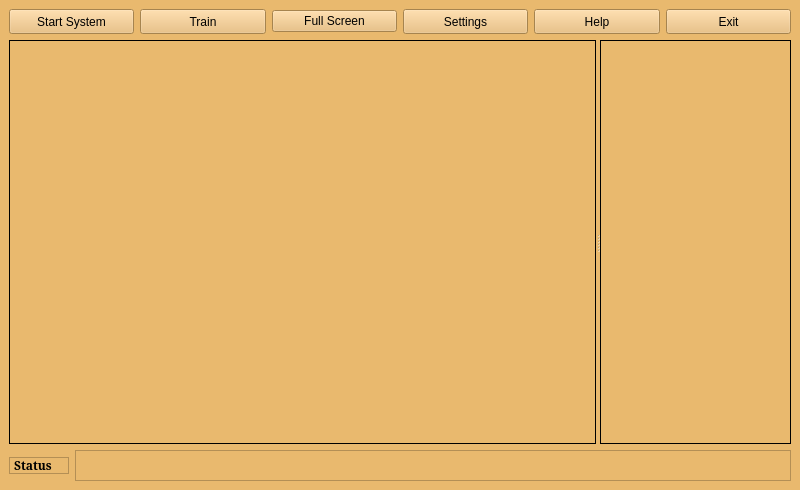
Qt form mainWindow.ui (ahmadabdulnasir/attendance) before a commit.
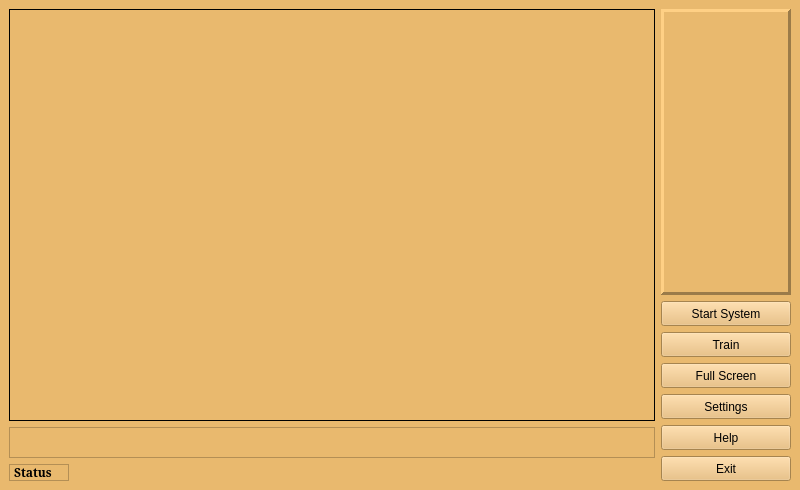
The same form after that commit.

What changed in the file:
```diff
--- a/mainWindow.ui
+++ b/mainWindow.ui
@@ -52,14 +52,174 @@
    <enum>QTabWidget::Rounded</enum>
   </property>
   <widget class="QWidget" name="centralwidget">
-   <layout class="QVBoxLayout" name="verticalLayout">
-    <item>
-     <layout class="QHBoxLayout" name="horizontalLayout">
+   <layout class="QGridLayout" name="gridLayout">
+    <item row="0" column="0">
+     <layout class="QVBoxLayout" name="verticalLayout_2">
+      <item>
+       <widget class="QLabel" name="mainFrame">
+        <property name="sizePolicy">
+         <sizepolicy hsizetype="MinimumExpanding" vsizetype="Preferred">
+          <horstretch>0</horstretch>
+          <verstretch>0</verstretch>
+         </sizepolicy>
+        </property>
+        <property name="minimumSize">
+         <size>
+          <width>400</width>
+          <height>0</height>
+         </size>
+        </property>
+        <property name="whatsThis">
+         <string>Video Playing Frame</string>
+        </property>
+        <property name="autoFillBackground">
+         <bool>false</bool>
+        </property>
+        <property name="frameShape">
+         <enum>QFrame::Box</enum>
+        </property>
+        <property name="frameShadow">
+         <enum>QFrame::Plain</enum>
+        </property>
+        <property name="text">
+         <string/>
+        </property>
+        <property name="scaledContents">
+         <bool>true</bool>
+        </property>
+       </widget>
+      </item>
+      <item>
+       <widget class="QTextBrowser" name="statusBox">
+        <property name="sizePolicy">
+         <sizepolicy hsizetype="Expanding" vsizetype="Fixed">
+          <horstretch>0</horstretch>
+          <verstretch>0</verstretch>
+         </sizepolicy>
+        </property>
+        <property name="minimumSize">
+         <size>
+          <width>0</width>
+          <height>31</height>
+         </size>
+        </property>
+        <property name="maximumSize">
+         <size>
+          <width>16777215</width>
+          <height>31</height>
+         </size>
+        </property>
+        <property name="font">
+         <font>
+          <weight>75</weight>
+          <bold>true</bold>
+         </font>
+        </property>
+        <property name="html">
+         <string>&lt;!DOCTYPE HTML PUBLIC &quot;-//W3C//DTD HTML 4.0//EN&quot; &quot;http://www.w3.org/TR/REC-html40/strict.dtd&quot;&gt;
+&lt;html&gt;&lt;head&gt;&lt;meta name=&quot;qrichtext&quot; content=&quot;1&quot; /&gt;&lt;style type=&quot;text/css&quot;&gt;
+p, li { white-space: pre-wrap; }
+&lt;/style&gt;&lt;/head&gt;&lt;body style=&quot; font-family:'Ubuntu'; font-size:11pt; font-weight:600; font-style:normal;&quot;&gt;
+&lt;p style=&quot;-qt-paragraph-type:empty; margin-top:0px; margin-bottom:0px; margin-left:0px; margin-right:0px; -qt-block-indent:0; text-indent:0px; font-weight:400;&quot;&gt;&lt;br /&gt;&lt;/p&gt;&lt;/body&gt;&lt;/html&gt;</string>
+        </property>
+       </widget>
+      </item>
+      <item>
+       <widget class="QLabel" name="statusLabel">
+        <property name="sizePolicy">
+         <sizepolicy hsizetype="Fixed" vsizetype="Fixed">
+          <horstretch>0</horstretch>
+          <verstretch>0</verstretch>
+         </sizepolicy>
+        </property>
+        <property name="minimumSize">
+         <size>
+          <width>60</width>
+          <height>17</height>
+         </size>
+        </property>
+        <property name="maximumSize">
+         <size>
+          <width>60</width>
+          <height>17</height>
+         </size>
+        </property>
+        <property name="baseSize">
+         <size>
+          <width>60</width>
+          <height>17</height>
+         </size>
+        </property>
+        <property name="font">
+         <font>
+          <family>Serif</family>
+          <weight>75</weight>
+          <bold>true</bold>
+         </font>
+        </property>
+        <property name="frameShape">
+         <enum>QFrame::StyledPanel</enum>
+        </property>
+        <property name="frameShadow">
+         <enum>QFrame::Sunken</enum>
+        </property>
+        <property name="text">
+         <string>Status</string>
+        </property>
+       </widget>
+      </item>
+     </layout>
+    </item>
+    <item row="0" column="1">
+     <layout class="QVBoxLayout" name="verticalLayout">
+      <item>
+       <widget class="QLabel" name="responseFrame">
+        <property name="sizePolicy">
+         <sizepolicy hsizetype="Preferred" vsizetype="Preferred">
+          <horstretch>0</horstretch>
+          <verstretch>0</verstretch>
+         </sizepolicy>
+        </property>
+        <property name="minimumSize">
+         <size>
+          <width>130</width>
+          <height>0</height>
+         </size>
+        </property>
+        <property name="maximumSize">
+         <size>
+          <width>150</width>
+          <height>16777215</height>
+         </size>
+        </property>
+        <property name="whatsThis">
+         <string>Response Frame</string>
+        </property>
+        <property name="autoFillBackground">
+         <bool>false</bool>
+        </property>
+        <property name="frameShape">
+         <enum>QFrame::Panel</enum>
+        </property>
+        <property name="frameShadow">
+         <enum>QFrame::Raised</enum>
+        </property>
+        <property name="lineWidth">
+         <number>3</number>
+        </property>
+        <property name="text">
+         <string/>
+        </property>
+        <property name="scaledContents">
+         <bool>true</bool>
+        </property>
+       </widget>
+      </item>
       <item>
        <widget class="QPushButton" name="startButton">
         <property name="maximumSize">
          <size>
-          <width>16777215</width>
+          <width>150</width>
           <height>25</height>
          </size>
         </property>
@@ -72,7 +232,7 @@
        <widget class="QPushButton" name="trainButton">
         <property name="maximumSize">
          <size>
-          <width>16777215</width>
+          <width>150</width>
           <height>25</height>
          </size>
         </property>
@@ -83,6 +243,12 @@
       </item>
       <item>
        <widget class="QPushButton" name="fullScreenButton">
+        <property name="maximumSize">
+         <size>
+          <width>150</width>
+          <height>25</height>
+         </size>
+        </property>
         <property name="text">
          <string>Full Screen</string>
         </property>
@@ -92,7 +258,7 @@
        <widget class="QPushButton" name="settingsButton">
         <property name="maximumSize">
          <size>
-          <width>16777215</width>
+          <width>150</width>
           <height>25</height>
          </size>
         </property>
@@ -105,7 +271,7 @@
        <widget class="QPushButton" name="helpButton">
         <property name="maximumSize">
          <size>
-          <width>16777215</width>
+          <width>150</width>
           <height>25</height>
          </size>
         </property>
@@ -118,7 +284,7 @@
        <widget class="QPushButton" name="quitButton">
         <property name="maximumSize">
          <size>
-          <width>16777215</width>
+          <width>150</width>
           <height>25</height>
          </size>
         </property>
@@ -129,160 +295,6 @@
       </item>
      </layout>
     </item>
-    <item>
-     <widget class="QSplitter" name="splitter">
-      <property name="orientation">
-       <enum>Qt::Horizontal</enum>
-      </property>
-      <widget class="QLabel" name="mainFrame">
-       <property name="sizePolicy">
-        <sizepolicy hsizetype="MinimumExpanding" vsizetype="Preferred">
-         <horstretch>0</horstretch>
-         <verstretch>0</verstretch>
-        </sizepolicy>
-       </property>
-       <property name="minimumSize">
-        <size>
-         <width>400</width>
-         <height>0</height>
-        </size>
-       </property>
-       <property name="whatsThis">
-        <string>Video Playing Frame</string>
-       </property>
-       <property name="autoFillBackground">
-        <bool>false</bool>
-       </property>
-       <property name="frameShape">
-        <enum>QFrame::Box</enum>
-       </property>
-       <property name="frameShadow">
-        <enum>QFrame::Plain</enum>
-       </property>
-       <property name="text">
-        <string/>
-       </property>
-       <property name="scaledContents">
-        <bool>true</bool>
-       </property>
-      </widget>
-      <widget class="QLabel" name="responseFrame">
-       <property name="sizePolicy">
-        <sizepolicy hsizetype="Preferred" vsizetype="Preferred">
-         <horstretch>0</horstretch>
-         <verstretch>0</verstretch>
-        </sizepolicy>
-       </property>
-       <property name="minimumSize">
-        <size>
-         <width>130</width>
-         <height>0</height>
-        </size>
-       </property>
-       <property name="whatsThis">
-        <string>Response Frame</string>
-       </property>
-       <property name="autoFillBackground">
-        <bool>false</bool>
-       </property>
-       <property name="frameShape">
-        <enum>QFrame::Box</enum>
-       </property>
-       <property name="frameShadow">
-        <enum>QFrame::Plain</enum>
-       </property>
-       <property name="text">
-        <string/>
-       </property>
-       <property name="scaledContents">
-        <bool>true</bool>
-       </property>
-      </widget>
-     </widget>
-    </item>
-    <item>
-     <layout class="QHBoxLayout" name="horizontalLayout_2">
-      <item>
-       <widget class="QLabel" name="statusLabel">
-        <property name="sizePolicy">
-         <sizepolicy hsizetype="Fixed" vsizetype="Fixed">
-          <horstretch>0</horstretch>
-          <verstretch>0</verstretch>
-         </sizepolicy>
-        </property>
-        <property name="minimumSize">
-         <size>
-          <width>60</width>
-          <height>17</height>
-         </size>
-        </property>
-        <property name="maximumSize">
-         <size>
-          <width>60</width>
-          <height>17</height>
-         </size>
-        </property>
-        <property name="baseSize">
-         <size>
-          <width>60</width>
-          <height>17</height>
-         </size>
-        </property>
-        <property name="font">
-         <font>
-          <family>Serif</family>
-          <weight>75</weight>
-          <bold>true</bold>
-         </font>
-        </property>
-        <property name="frameShape">
-         <enum>QFrame::StyledPanel</enum>
-        </property>
-        <property name="frameShadow">
-         <enum>QFrame::Sunken</enum>
-        </property>
-        <property name="text">
-         <string>Status</string>
-        </property>
-       </widget>
-      </item>
-      <item>
-       <widget class="QTextBrowser" name="statusBox">
-        <property name="sizePolicy">
-         <sizepolicy hsizetype="Expanding" vsizetype="Fixed">
-          <horstretch>0</horstretch>
-          <verstretch>0</verstretch>
-         </sizepolicy>
-        </property>
-        <property name="minimumSize">
-         <size>
-          <width>0</width>
-          <height>31</height>
-         </size>
-        </property>
-        <property name="maximumSize">
-         <size>
-          <width>16777215</width>
-          <height>31</height>
-         </size>
-        </property>
-        <property name="font">
-         <font>
-          <weight>75</weight>
-          <bold>true</bold>
-         </font>
-        </property>
-        <property name="html">
-         <string>&lt;!DOCTYPE HTML PUBLIC &quot;-//W3C//DTD HTML 4.0//EN&quot; &quot;http://www.w3.org/TR/REC-html40/strict.dtd&quot;&gt;
-&lt;html&gt;&lt;head&gt;&lt;meta name=&quot;qrichtext&quot; content=&quot;1&quot; /&gt;&lt;style type=&quot;text/css&quot;&gt;
-p, li { white-space: pre-wrap; }
-&lt;/style&gt;&lt;/head&gt;&lt;body style=&quot; font-family:'Ubuntu'; font-size:11pt; font-weight:600; font-style:normal;&quot;&gt;
-&lt;p style=&quot;-qt-paragraph-type:empty; margin-top:0px; margin-bottom:0px; margin-left:0px; margin-right:0px; -qt-block-indent:0; text-indent:0px; font-weight:400;&quot;&gt;&lt;br /&gt;&lt;/p&gt;&lt;/body&gt;&lt;/html&gt;</string>
-        </property>
-       </widget>
-      </item>
-     </layout>
-    </item>
    </layout>
   </widget>
  </widget>
```
